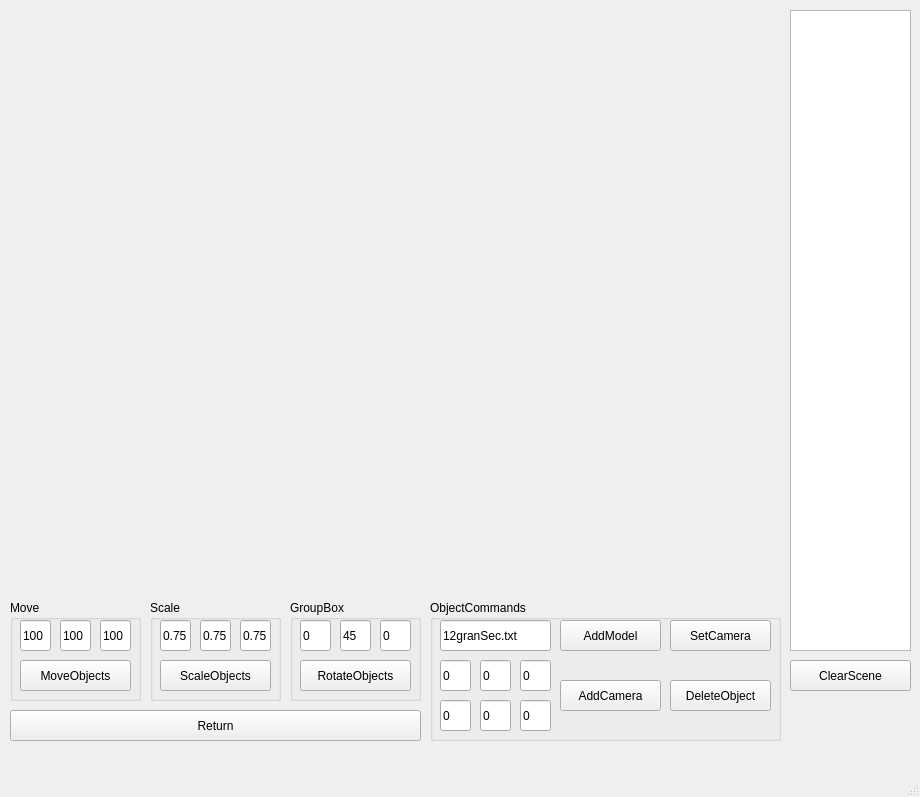
Above: lab3/mainwindow.ui from Inlucker/OOP before the change. Below: the same form after it.
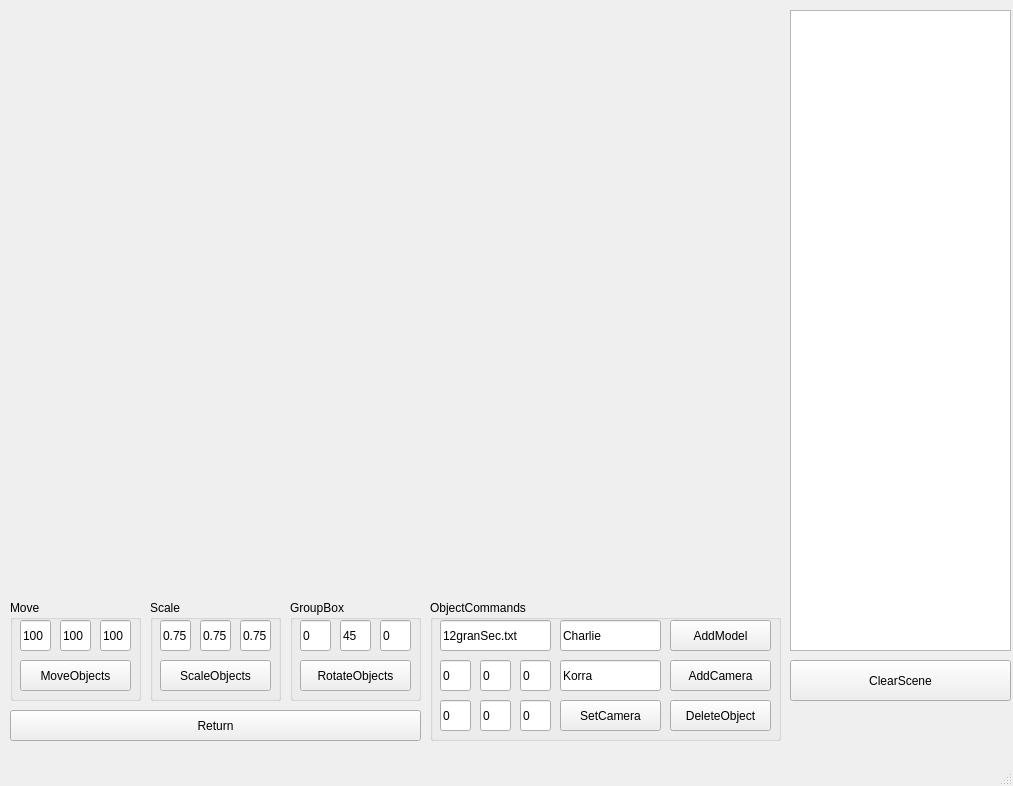
That is the form after the change.

Diff of the .ui file:
```diff
--- a/lab3/mainwindow.ui
+++ b/lab3/mainwindow.ui
@@ -6,8 +6,8 @@
    <rect>
     <x>0</x>
     <y>0</y>
-    <width>920</width>
-    <height>797</height>
+    <width>1013</width>
+    <height>786</height>
    </rect>
   </property>
   <property name="windowTitle">
@@ -30,7 +30,7 @@
      <rect>
       <x>790</x>
       <y>10</y>
-      <width>121</width>
+      <width>221</width>
       <height>641</height>
      </rect>
     </property>
@@ -245,8 +245,8 @@
     <widget class="QPushButton" name="AddCameraBtn">
      <property name="geometry">
       <rect>
-       <x>130</x>
-       <y>80</y>
+       <x>240</x>
+       <y>60</y>
        <width>101</width>
        <height>31</height>
       </rect>
@@ -258,8 +258,8 @@
     <widget class="QPushButton" name="SetCameraBtn">
      <property name="geometry">
       <rect>
-       <x>240</x>
-       <y>20</y>
+       <x>130</x>
+       <y>100</y>
        <width>101</width>
        <height>31</height>
       </rect>
@@ -271,7 +271,7 @@
     <widget class="QPushButton" name="AddModelBtn">
      <property name="geometry">
       <rect>
-       <x>130</x>
+       <x>240</x>
        <y>20</y>
        <width>101</width>
        <height>31</height>
@@ -285,7 +285,7 @@
      <property name="geometry">
       <rect>
        <x>240</x>
-       <y>80</y>
+       <y>100</y>
        <width>101</width>
        <height>31</height>
       </rect>
@@ -385,14 +385,40 @@
       <string>0</string>
      </property>
     </widget>
+    <widget class="QLineEdit" name="lineEdit_model_name">
+     <property name="geometry">
+      <rect>
+       <x>130</x>
+       <y>20</y>
+       <width>101</width>
+       <height>31</height>
+      </rect>
+     </property>
+     <property name="text">
+      <string>Charlie</string>
+     </property>
+    </widget>
+    <widget class="QLineEdit" name="lineEdit_camera_name">
+     <property name="geometry">
+      <rect>
+       <x>130</x>
+       <y>60</y>
+       <width>101</width>
+       <height>31</height>
+      </rect>
+     </property>
+     <property name="text">
+      <string>Korra</string>
+     </property>
+    </widget>
    </widget>
    <widget class="QPushButton" name="ClearSceneBtn">
     <property name="geometry">
      <rect>
       <x>790</x>
       <y>660</y>
-      <width>121</width>
-      <height>31</height>
+      <width>221</width>
+      <height>41</height>
      </rect>
     </property>
     <property name="text">
```
Left out of the diff: 2 changed lines with no effect on the pictures.
